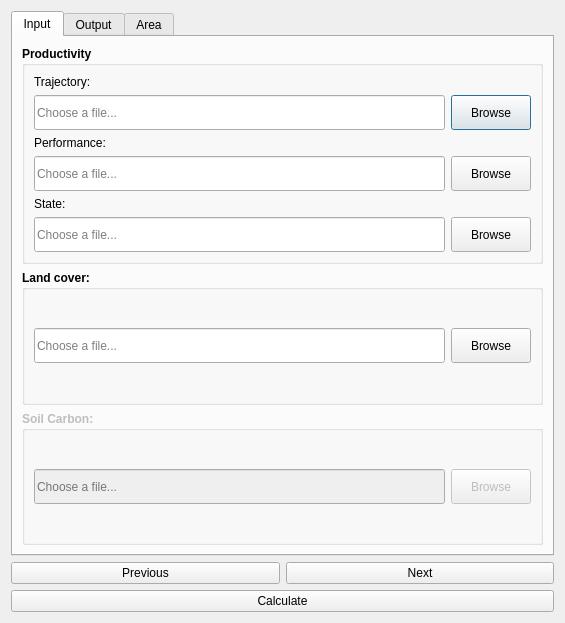
Qt form LDMP/gui/DlgReportingSDG.ui (ConservationInternational/trends.earth) before a commit.
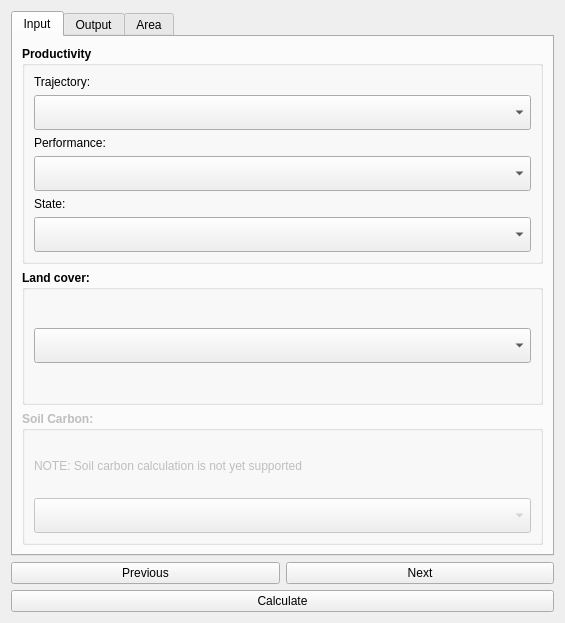
The same form after that commit.

Commit message: Finish reporting GUI.

The edit to the form file:
```diff
--- a/LDMP/gui/DlgReportingSDG.ui
+++ b/LDMP/gui/DlgReportingSDG.ui
@@ -50,171 +50,8 @@
          <property name="title">
           <string>Productivity</string>
          </property>
-         <layout class="QGridLayout" name="gridLayout_7">
-          <item row="1" column="0">
-           <widget class="QLineEdit" name="file_traj">
-            <property name="enabled">
-             <bool>true</bool>
-            </property>
-            <property name="minimumSize">
-             <size>
-              <width>120</width>
-              <height>35</height>
-             </size>
-            </property>
-            <property name="font">
-             <font>
-              <weight>50</weight>
-              <bold>false</bold>
-             </font>
-            </property>
-            <property name="placeholderText">
-             <string>Choose a file...</string>
-            </property>
-           </widget>
-          </item>
-          <item row="1" column="1">
-           <widget class="QPushButton" name="browse_traj">
-            <property name="enabled">
-             <bool>true</bool>
-            </property>
-            <property name="minimumSize">
-             <size>
-              <width>0</width>
-              <height>35</height>
-             </size>
-            </property>
-            <property name="maximumSize">
-             <size>
-              <width>80</width>
-              <height>16777215</height>
-             </size>
-            </property>
-            <property name="font">
-             <font>
-              <weight>50</weight>
-              <bold>false</bold>
-             </font>
-            </property>
-            <property name="text">
-             <string>Browse</string>
-            </property>
-           </widget>
-          </item>
-          <item row="3" column="0">
-           <widget class="QLineEdit" name="file_perf">
-            <property name="enabled">
-             <bool>true</bool>
-            </property>
-            <property name="minimumSize">
-             <size>
-              <width>120</width>
-              <height>35</height>
-             </size>
-            </property>
-            <property name="font">
-             <font>
-              <weight>50</weight>
-              <bold>false</bold>
-             </font>
-            </property>
-            <property name="placeholderText">
-             <string>Choose a file...</string>
-            </property>
-           </widget>
-          </item>
-          <item row="3" column="1">
-           <widget class="QPushButton" name="browse_perf">
-            <property name="enabled">
-             <bool>true</bool>
-            </property>
-            <property name="minimumSize">
-             <size>
-              <width>0</width>
-              <height>35</height>
-             </size>
-            </property>
-            <property name="maximumSize">
-             <size>
-              <width>80</width>
-              <height>16777215</height>
-             </size>
-            </property>
-            <property name="font">
-             <font>
-              <weight>50</weight>
-              <bold>false</bold>
-             </font>
-            </property>
-            <property name="text">
-             <string>Browse</string>
-            </property>
-           </widget>
-          </item>
-          <item row="5" column="0">
-           <widget class="QLineEdit" name="file_state">
-            <property name="enabled">
-             <bool>true</bool>
-            </property>
-            <property name="minimumSize">
-             <size>
-              <width>120</width>
-              <height>35</height>
-             </size>
-            </property>
-            <property name="font">
-             <font>
-              <weight>50</weight>
-              <bold>false</bold>
-             </font>
-            </property>
-            <property name="placeholderText">
-             <string>Choose a file...</string>
-            </property>
-           </widget>
-          </item>
-          <item row="5" column="1">
-           <widget class="QPushButton" name="browse_state">
-            <property name="enabled">
-             <bool>true</bool>
-            </property>
-            <property name="minimumSize">
-             <size>
-              <width>0</width>
-              <height>35</height>
-             </size>
-            </property>
-            <property name="maximumSize">
-             <size>
-              <width>80</width>
-              <height>16777215</height>
-             </size>
-            </property>
-            <property name="font">
-             <font>
-              <weight>50</weight>
-              <bold>false</bold>
-             </font>
-            </property>
-            <property name="text">
-             <string>Browse</string>
-            </property>
-           </widget>
-          </item>
-          <item row="2" column="0" colspan="2">
-           <widget class="QLabel" name="label_8">
-            <property name="font">
-             <font>
-              <weight>50</weight>
-              <bold>false</bold>
-             </font>
-            </property>
-            <property name="text">
-             <string>Performance:</string>
-            </property>
-           </widget>
-          </item>
-          <item row="0" column="0" colspan="2">
+         <layout class="QVBoxLayout" name="verticalLayout_5">
+          <item>
            <widget class="QLabel" name="label_9">
             <property name="font">
              <font>
@@ -227,7 +64,52 @@
             </property>
            </widget>
           </item>
-          <item row="4" column="0" colspan="2">
+          <item>
+           <widget class="QComboBox" name="layer_traj">
+            <property name="sizePolicy">
+             <sizepolicy hsizetype="Expanding" vsizetype="Fixed">
+              <horstretch>0</horstretch>
+              <verstretch>0</verstretch>
+             </sizepolicy>
+            </property>
+            <property name="minimumSize">
+             <size>
+              <width>275</width>
+              <height>35</height>
+             </size>
+            </property>
+           </widget>
+          </item>
+          <item>
+           <widget class="QLabel" name="label_8">
+            <property name="font">
+             <font>
+              <weight>50</weight>
+              <bold>false</bold>
+             </font>
+            </property>
+            <property name="text">
+             <string>Performance:</string>
+            </property>
+           </widget>
+          </item>
+          <item>
+           <widget class="QComboBox" name="layer_perf">
+            <property name="sizePolicy">
+             <sizepolicy hsizetype="Expanding" vsizetype="Fixed">
+              <horstretch>0</horstretch>
+              <verstretch>0</verstretch>
+             </sizepolicy>
+            </property>
+            <property name="minimumSize">
+             <size>
+              <width>275</width>
+              <height>35</height>
+             </size>
+            </property>
+           </widget>
+          </item>
+          <item>
            <widget class="QLabel" name="label_10">
             <property name="font">
              <font>
@@ -240,6 +122,22 @@
             </property>
            </widget>
           </item>
+          <item>
+           <widget class="QComboBox" name="layer_state">
+            <property name="sizePolicy">
+             <sizepolicy hsizetype="Expanding" vsizetype="Fixed">
+              <horstretch>0</horstretch>
+              <verstretch>0</verstretch>
+             </sizepolicy>
+            </property>
+            <property name="minimumSize">
+             <size>
+              <width>275</width>
+              <height>35</height>
+             </size>
+            </property>
+           </widget>
+          </item>
          </layout>
         </widget>
        </item>
@@ -254,54 +152,20 @@
          <property name="title">
           <string>Land cover:</string>
          </property>
-         <layout class="QGridLayout" name="gridLayout_9">
-          <item row="0" column="0">
-           <widget class="QLineEdit" name="file_lc">
-            <property name="enabled">
-             <bool>true</bool>
+         <layout class="QVBoxLayout" name="verticalLayout_6">
+          <item>
+           <widget class="QComboBox" name="layer_lc">
+            <property name="sizePolicy">
+             <sizepolicy hsizetype="Expanding" vsizetype="Fixed">
+              <horstretch>0</horstretch>
+              <verstretch>0</verstretch>
+             </sizepolicy>
             </property>
             <property name="minimumSize">
              <size>
-              <width>120</width>
+              <width>275</width>
               <height>35</height>
              </size>
-            </property>
-            <property name="font">
-             <font>
-              <weight>50</weight>
-              <bold>false</bold>
-             </font>
-            </property>
-            <property name="placeholderText">
-             <string>Choose a file...</string>
-            </property>
-           </widget>
-          </item>
-          <item row="0" column="1">
-           <widget class="QPushButton" name="browse_lc">
-            <property name="enabled">
-             <bool>true</bool>
-            </property>
-            <property name="minimumSize">
-             <size>
-              <width>0</width>
-              <height>35</height>
-             </size>
-            </property>
-            <property name="maximumSize">
-             <size>
-              <width>80</width>
-              <height>16777215</height>
-             </size>
-            </property>
-            <property name="font">
-             <font>
-              <weight>50</weight>
-              <bold>false</bold>
-             </font>
-            </property>
-            <property name="text">
-             <string>Browse</string>
             </property>
            </widget>
           </item>
@@ -322,55 +186,34 @@
          <property name="title">
           <string>Soil Carbon:</string>
          </property>
-         <layout class="QGridLayout" name="gridLayout_8">
-          <item row="0" column="0">
-           <widget class="QLineEdit" name="file_soc">
-            <property name="enabled">
-             <bool>false</bool>
-            </property>
-            <property name="minimumSize">
-             <size>
-              <width>120</width>
-              <height>35</height>
-             </size>
-            </property>
+         <layout class="QVBoxLayout" name="verticalLayout_7">
+          <item>
+           <widget class="QLabel" name="label_11">
             <property name="font">
              <font>
               <weight>50</weight>
               <bold>false</bold>
              </font>
             </property>
-            <property name="placeholderText">
-             <string>Choose a file...</string>
+            <property name="text">
+             <string>NOTE: Soil carbon calculation is not yet supported</string>
             </property>
            </widget>
           </item>
-          <item row="0" column="1">
-           <widget class="QPushButton" name="browse_soc">
-            <property name="enabled">
-             <bool>false</bool>
+          <item>
+           <widget class="QComboBox" name="layer_soc">
+            <property name="sizePolicy">
+             <sizepolicy hsizetype="Expanding" vsizetype="Fixed">
+              <horstretch>0</horstretch>
+              <verstretch>0</verstretch>
+             </sizepolicy>
             </property>
             <property name="minimumSize">
              <size>
-              <width>0</width>
+              <width>275</width>
               <height>35</height>
              </size>
             </property>
-            <property name="maximumSize">
-             <size>
-              <width>80</width>
-              <height>16777215</height>
-             </size>
-            </property>
-            <property name="font">
-             <font>
-              <weight>50</weight>
-              <bold>false</bold>
-             </font>
-            </property>
-            <property name="text">
-             <string>Browse</string>
-            </property>
            </widget>
           </item>
          </layout>
```
The commit also changes 2 other files.
